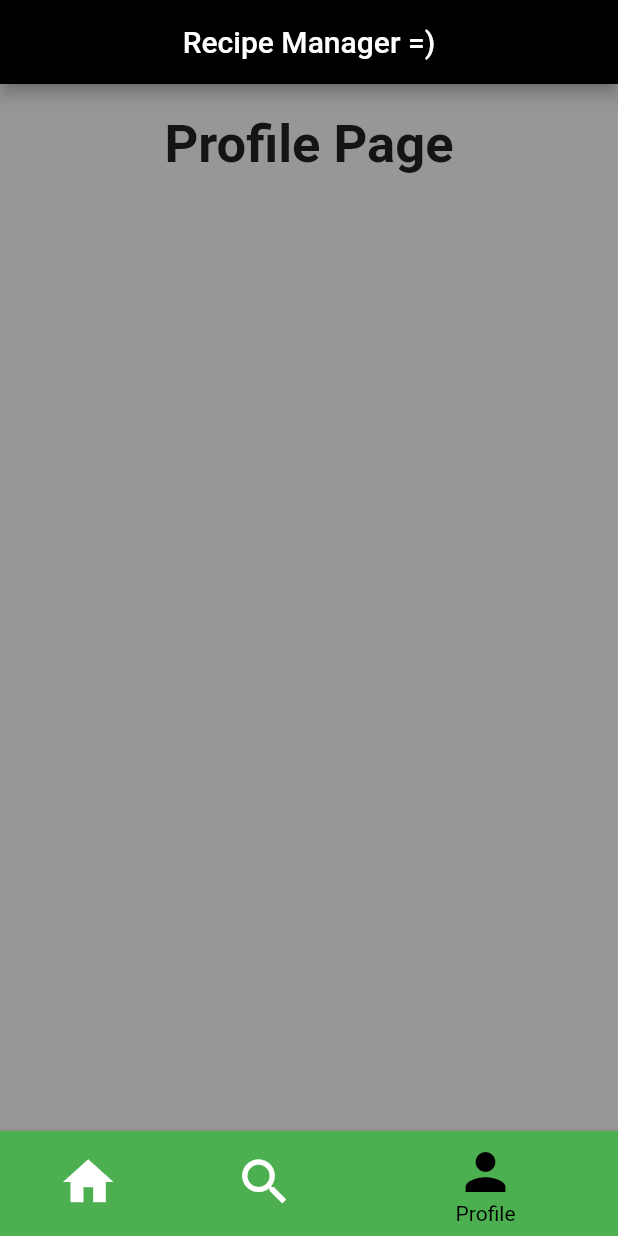
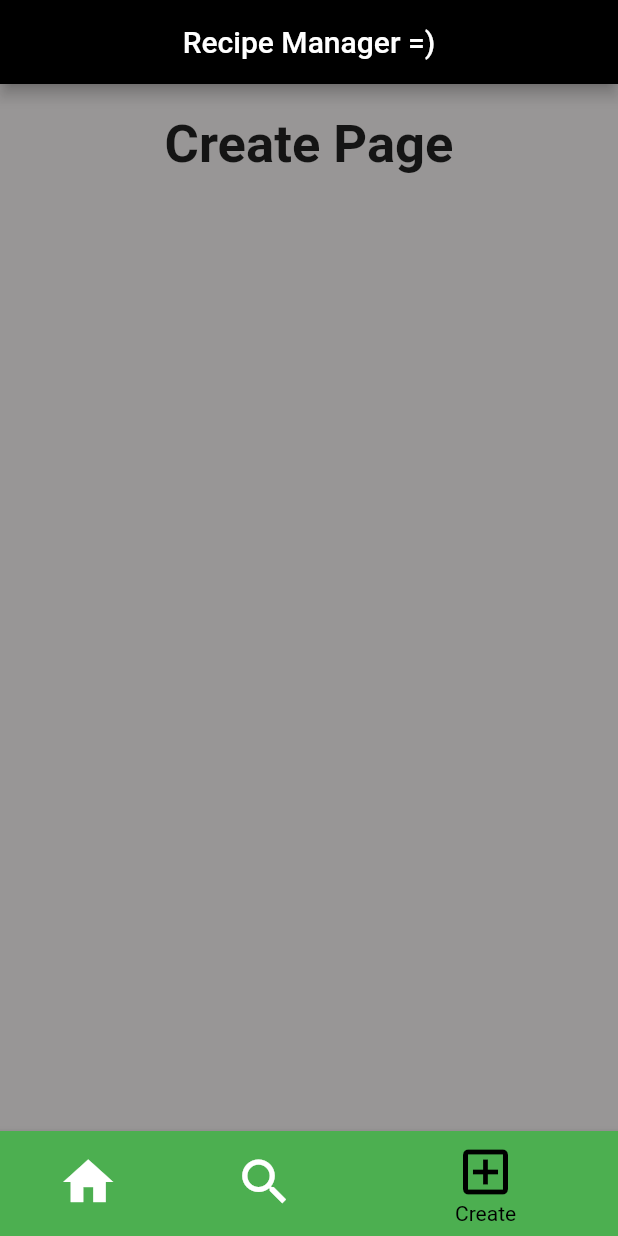
Before and after one commit to imkiddingbro/TheVeterans, a Flutter app: the screen it shows after launch, item 3 of the bottom bar chosen, on a phone screen of 412 x 824 dp. Run offline on Flutter 3.47's test engine with Material 2 defaults, Android fonts, the light colour scheme and no system bars.

Commit message:
changed profile icon

```diff
--- a/recipemanager/lib/main.dart
+++ b/recipemanager/lib/main.dart
@@ -30,7 +30,7 @@ class MyNavigationBarState extends State<MyNavigationBar> {
         style: TextStyle(fontSize: 35, fontWeight: FontWeight.bold)),
     const Text('Search Page',
         style: TextStyle(fontSize: 35, fontWeight: FontWeight.bold)),
-    const Text('Profile Page',
+    const Text('Create Page',
         style: TextStyle(fontSize: 35, fontWeight: FontWeight.bold)),
   ];
 
@@ -69,8 +69,8 @@ class MyNavigationBarState extends State<MyNavigationBar> {
             backgroundColor: Colors.blue,
           ),
           BottomNavigationBarItem(
-            icon: Icon(Icons.person),
-            label: 'Profile',
+            icon: Icon(Icons.add_box_outlined),
+            label: 'Create',
             backgroundColor: Colors.green,
           ),
         ],
```
